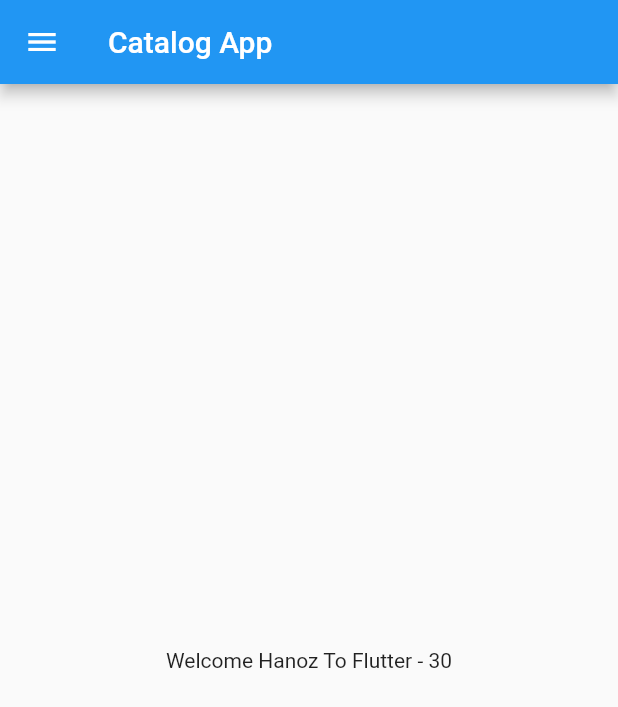
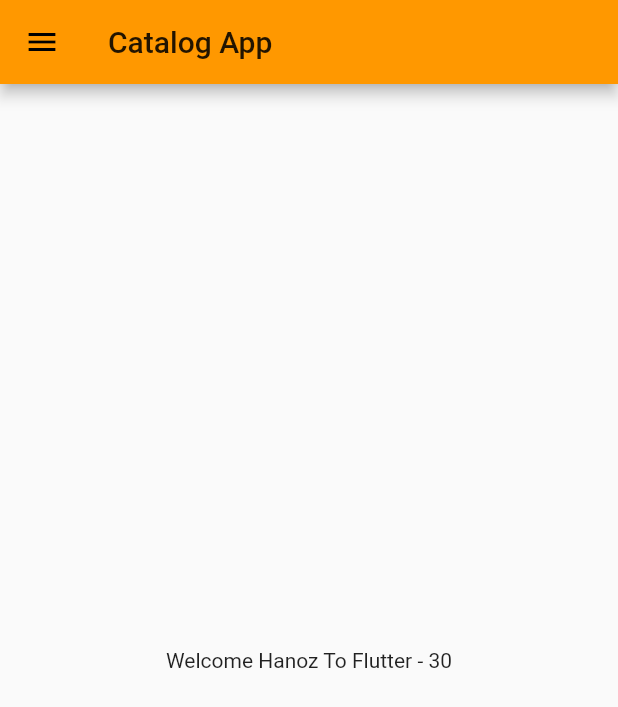
Before and after one commit to hanozi/flutter_catalog, a Flutter app: the screen it shows after launch, on a phone screen of 412 x 824 dp. Shown: the top 707 px of the screen. Run offline on Flutter 3.47's test engine with Material 2 defaults, Android fonts, the phone set to English and light mode, and no system bars.

Commit message:
day 3 changes

```diff
--- a/lib/main.dart
+++ b/lib/main.dart
@@ -1,5 +1,6 @@
 import 'package:flutter/material.dart';
-import 'package:flutter_catalog/home_page.dart';
+import 'package:flutter_catalog/pages/home_page.dart';
+import 'package:flutter_catalog/pages/login_page.dart';
 
 void main() {
   runApp(MyApp());
@@ -9,7 +10,15 @@ class MyApp extends StatelessWidget {
   @override
   Widget build(BuildContext context) {
     return MaterialApp(
-      home: HomePage(),
+      themeMode: ThemeMode.light,
+      theme: ThemeData(primarySwatch: Colors.orange),
+      darkTheme: ThemeData(brightness: Brightness.dark),
+      initialRoute: "/home",
+      routes: {
+        "/": (context) => LoginPage(),
+        "/home": (context) => HomePage(),
+        "/login": (context) => LoginPage(),
+      },
     );
   }
 }
```
Also changed, not shown: lib/pages/login_page.dart (added, +16 -0 lines), lib/pages/home_page.dart (renamed from lib/home_page.dart).
